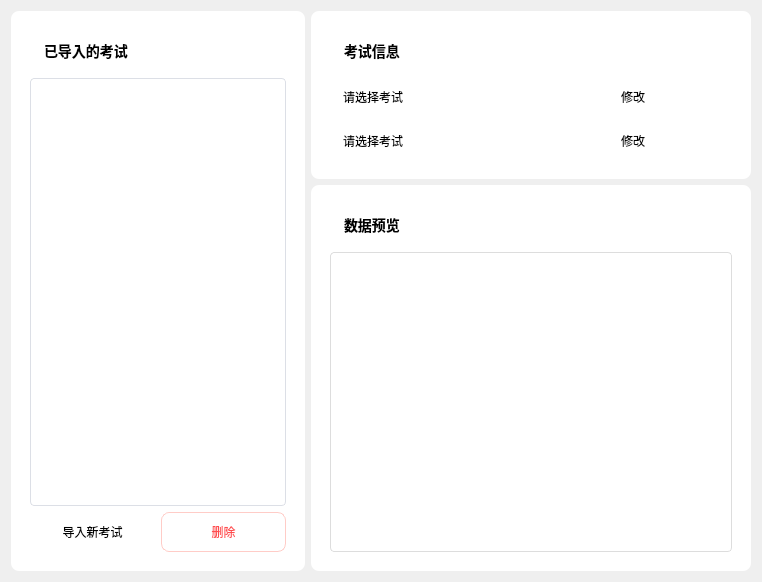
fengyec2/StudentGradeTracker, file ui_page/page_one.ui: the form before one commit.
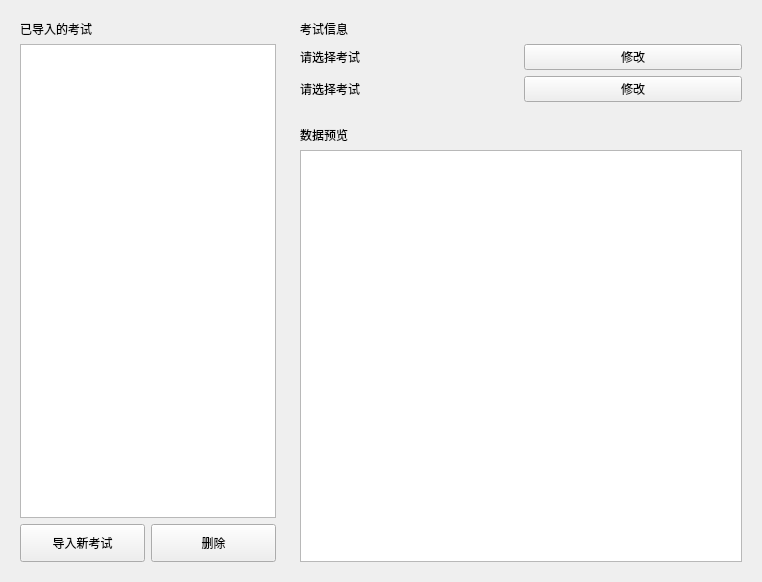
The form after the commit. Custom widgets are drawn as their Qt base class.

Commit message: feat: add page_one styles and integrate with UI for dark and light themes

Patch:
```diff
--- a/ui_page/page_one.ui
+++ b/ui_page/page_one.ui
@@ -28,49 +28,16 @@
        <height>16777215</height>
       </size>
      </property>
-     <property name="styleSheet">
-      <string notr="true">
-        background-color: white;
-        border-radius: 8px;
-        padding: 10px;
-      </string>
-     </property>
      <layout class="QVBoxLayout" name="leftLayout">
       <item>
        <widget class="QLabel" name="labelExamList">
-        <property name="styleSheet">
-         <string notr="true">font-weight: bold; font-size: 14px;</string>
-        </property>
         <property name="text">
          <string>已导入的考试</string>
         </property>
        </widget>
       </item>
       <item>
-       <widget class="QListView" name="listView">
-        <property name="styleSheet">
-         <string notr="true">
-           QListView {
-             border: 1px solid #dcdfe6;
-             border-radius: 4px;
-             padding: 4px;
-             background-color: #ffffff;
-           }
-           QListView::item {
-             padding: 8px 12px;
-             border-bottom: 1px solid #ebeef5;
-           }
-           QListView::item:hover {
-             background-color: #f5f7fa;
-           }
-           QListView::item:selected {
-             background-color: #ecf5ff;
-             color: #409eff;
-             border-left: 3px solid #409eff;
-           }
-         </string>
-        </property>
-       </widget>
+       <widget class="QListView" name="listView"/>
       </item>
       <item>
        <layout class="QHBoxLayout" name="buttonLayout">
@@ -107,17 +74,6 @@
             <height>38</height>
            </size>
           </property>
-          <property name="styleSheet">
-           <string notr="true">
-             QPushButton {
-               color: #ff4d4f;
-               border: 1px solid #ffccc7;
-             }
-             QPushButton:hover {
-               background-color: #fff2f0;
-             }
-           </string>
-          </property>
           <property name="text">
            <string>删除</string>
           </property>
@@ -132,19 +88,9 @@
     <layout class="QVBoxLayout" name="verticalLayout">
      <item>
       <widget class="QFrame" name="upperRightPanel">
-       <property name="styleSheet">
-        <string notr="true">
-        background-color: white;
-        border-radius: 8px;
-        padding: 10px;
-      </string>
-       </property>
        <layout class="QVBoxLayout" name="rightLayout_2">
         <item>
          <widget class="QLabel" name="labelPreview_2">
-          <property name="styleSheet">
-           <string notr="true">font-weight: bold; font-size: 14px;</string>
-          </property>
           <property name="text">
            <string>考试信息</string>
           </property>
@@ -191,19 +137,9 @@
      </item>
      <item>
       <widget class="QFrame" name="rightPanel">
-       <property name="styleSheet">
-        <string notr="true">
-        background-color: white;
-        border-radius: 8px;
-        padding: 10px;
-      </string>
-       </property>
        <layout class="QVBoxLayout" name="rightLayout">
         <item>
          <widget class="QLabel" name="labelPreview">
-          <property name="styleSheet">
-           <string notr="true">font-weight: bold; font-size: 14px;</string>
-          </property>
           <property name="text">
            <string>数据预览</string>
           </property>
@@ -211,22 +147,6 @@
         </item>
         <item>
          <widget class="QTableView" name="tableView">
-          <property name="styleSheet">
-           <string notr="true">
-           QTableView {
-             border: 1px solid #ddd;
-             border-radius: 4px;
-             gridline-color: #f0f0f0;
-           }
-           QHeaderView::section {
-             background-color: #f7f7f7;
-             padding: 5px;
-             border: none;
-             min-height: 40px;  /* 显式设置高度 */
-             min-width: 40px;  /* 显式设置宽度 */
-           }
-         </string>
-          </property>
           <property name="alternatingRowColors">
            <bool>true</bool>
           </property>
```
The commit also changes 6 other files.
